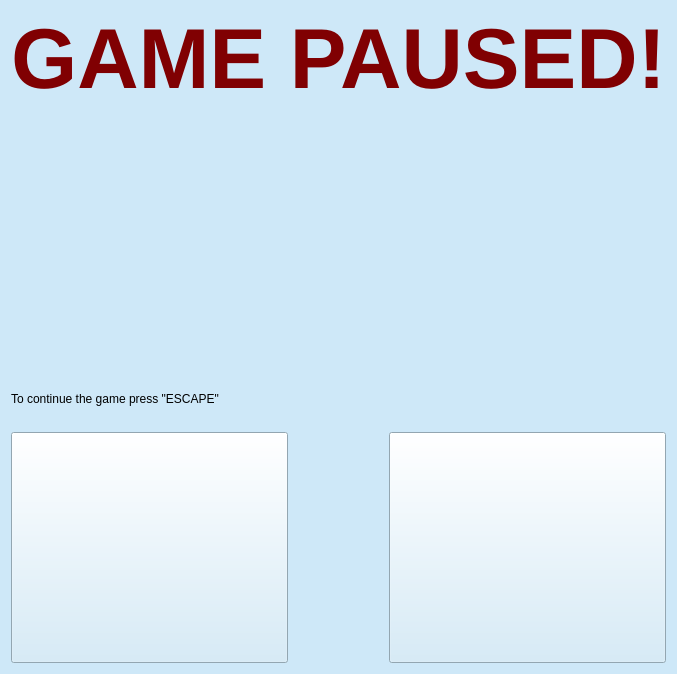
Above: WormsWar2/pause.ui from MarcoBiroli/Worms before the change. Below: the same form after it.
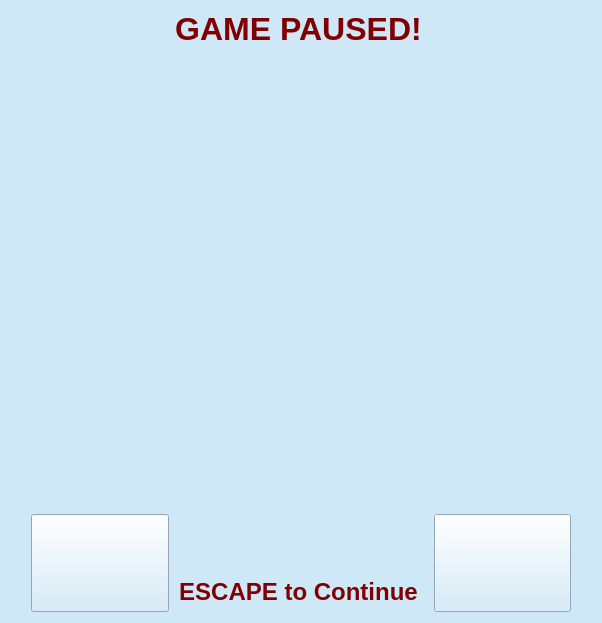
That is the form after the change. Icons and pictures are not drawn.

```diff
--- a/WormsWar2/pause.ui
+++ b/WormsWar2/pause.ui
@@ -6,8 +6,8 @@
    <rect>
     <x>0</x>
     <y>0</y>
-    <width>489</width>
-    <height>674</height>
+    <width>602</width>
+    <height>623</height>
    </rect>
   </property>
   <property name="windowTitle">
@@ -18,89 +18,172 @@
 </string>
   </property>
   <layout class="QGridLayout" name="gridLayout">
-   <item row="5" column="0">
-    <widget class="QLabel" name="label_3">
+   <item row="0" column="2">
+    <widget class="QLabel" name="label_2">
      <property name="text">
-      <string/>
+      <string>&lt;html&gt;&lt;head/&gt;&lt;body&gt;&lt;p align=&quot;center&quot;&gt;&lt;span style=&quot; font-size:24pt; font-weight:600; color:#800002;&quot;&gt;GAME PAUSED!&lt;/span&gt;&lt;/p&gt;&lt;/body&gt;&lt;/html&gt;</string>
      </property>
     </widget>
    </item>
-   <item row="12" column="0" colspan="6">
-    <widget class="QLabel" name="label_9">
-     <property name="text">
-      <string>To continue the game press &quot;ESCAPE&quot;</string>
+   <item row="1" column="5">
+    <spacer name="verticalSpacer">
+     <property name="orientation">
+      <enum>Qt::Vertical</enum>
      </property>
-    </widget>
-   </item>
-   <item row="14" column="0" colspan="3">
-    <widget class="QPushButton" name="mainButton">
-     <property name="sizePolicy">
-      <sizepolicy hsizetype="Minimum" vsizetype="MinimumExpanding">
-       <horstretch>0</horstretch>
-       <verstretch>0</verstretch>
-      </sizepolicy>
+     <property name="sizeHint" stdset="0">
+      <size>
+       <width>20</width>
+       <height>40</height>
+      </size>
      </property>
-     <property name="styleSheet">
-      <string notr="true">border-image: url(:/Images/menu/skip.png)</string>
-     </property>
-     <property name="text">
-      <string/>
-     </property>
-    </widget>
-   </item>
-   <item row="5" column="1">
-    <widget class="QLabel" name="label_6">
-     <property name="text">
-      <string/>
-     </property>
-    </widget>
-   </item>
-   <item row="5" column="6">
-    <widget class="QLabel" name="label_5">
-     <property name="text">
-      <string/>
-     </property>
-    </widget>
-   </item>
-   <item row="5" column="5">
-    <widget class="QLabel" name="label_7">
-     <property name="text">
-      <string/>
-     </property>
-    </widget>
-   </item>
-   <item row="5" column="4">
-    <widget class="QLabel" name="label_11">
-     <property name="text">
-      <string/>
-     </property>
-    </widget>
-   </item>
-   <item row="13" column="1">
-    <widget class="QLabel" name="label_12">
-     <property name="text">
-      <string/>
-     </property>
-    </widget>
-   </item>
-   <item row="10" column="0">
-    <widget class="QLabel" name="label_8">
-     <property name="text">
-      <string/>
-     </property>
-    </widget>
+    </spacer>
    </item>
    <item row="5" column="2">
-    <widget class="QLabel" name="label_10">
+    <spacer name="horizontalSpacer_2">
+     <property name="orientation">
+      <enum>Qt::Horizontal</enum>
+     </property>
+     <property name="sizeHint" stdset="0">
+      <size>
+       <width>40</width>
+       <height>20</height>
+      </size>
+     </property>
+    </spacer>
+   </item>
+   <item row="3" column="2">
+    <spacer name="horizontalSpacer">
+     <property name="orientation">
+      <enum>Qt::Horizontal</enum>
+     </property>
+     <property name="sizeHint" stdset="0">
+      <size>
+       <width>40</width>
+       <height>20</height>
+      </size>
+     </property>
+    </spacer>
+   </item>
+   <item row="1" column="1" colspan="4">
+    <widget class="QLabel" name="label">
+     <property name="sizePolicy">
+      <sizepolicy hsizetype="Expanding" vsizetype="Expanding">
+       <horstretch>0</horstretch>
+       <verstretch>0</verstretch>
+      </sizepolicy>
+     </property>
+     <property name="styleSheet">
+      <string notr="true">border-image: url(:/Images/menu/paused.png)</string>
+     </property>
      <property name="text">
       <string/>
      </property>
     </widget>
    </item>
-   <item row="14" column="4" colspan="3">
+   <item row="1" column="0">
+    <spacer name="verticalSpacer_2">
+     <property name="orientation">
+      <enum>Qt::Vertical</enum>
+     </property>
+     <property name="sizeHint" stdset="0">
+      <size>
+       <width>20</width>
+       <height>40</height>
+      </size>
+     </property>
+    </spacer>
+   </item>
+   <item row="6" column="5">
+    <spacer name="verticalSpacer_4">
+     <property name="orientation">
+      <enum>Qt::Vertical</enum>
+     </property>
+     <property name="sizeType">
+      <enum>QSizePolicy::Preferred</enum>
+     </property>
+     <property name="sizeHint" stdset="0">
+      <size>
+       <width>20</width>
+       <height>40</height>
+      </size>
+     </property>
+    </spacer>
+   </item>
+   <item row="6" column="0">
+    <spacer name="verticalSpacer_3">
+     <property name="orientation">
+      <enum>Qt::Vertical</enum>
+     </property>
+     <property name="sizeType">
+      <enum>QSizePolicy::Preferred</enum>
+     </property>
+     <property name="sizeHint" stdset="0">
+      <size>
+       <width>20</width>
+       <height>40</height>
+      </size>
+     </property>
+    </spacer>
+   </item>
+   <item row="2" column="2">
+    <spacer name="horizontalSpacer_3">
+     <property name="orientation">
+      <enum>Qt::Horizontal</enum>
+     </property>
+     <property name="sizeHint" stdset="0">
+      <size>
+       <width>40</width>
+       <height>20</height>
+      </size>
+     </property>
+    </spacer>
+   </item>
+   <item row="2" column="1">
+    <spacer name="horizontalSpacer_5">
+     <property name="orientation">
+      <enum>Qt::Horizontal</enum>
+     </property>
+     <property name="sizeHint" stdset="0">
+      <size>
+       <width>40</width>
+       <height>20</height>
+      </size>
+     </property>
+    </spacer>
+   </item>
+   <item row="3" column="1" rowspan="4">
+    <widget class="QPushButton" name="mainButton">
+     <property name="sizePolicy">
+      <sizepolicy hsizetype="Minimum" vsizetype="Preferred">
+       <horstretch>0</horstretch>
+       <verstretch>0</verstretch>
+      </sizepolicy>
+     </property>
+     <property name="styleSheet">
+      <string notr="true">border-image:url(:/Images/menu/skip.png)</string>
+     </property>
+     <property name="text">
+      <string/>
+     </property>
+    </widget>
+   </item>
+   <item row="2" column="4">
+    <spacer name="horizontalSpacer_6">
+     <property name="orientation">
+      <enum>Qt::Horizontal</enum>
+     </property>
+     <property name="sizeHint" stdset="0">
+      <size>
+       <width>40</width>
+       <height>20</height>
+      </size>
+     </property>
+    </spacer>
+   </item>
+   <item row="3" column="4" rowspan="4">
     <widget class="QPushButton" name="exitButton">
      <property name="sizePolicy">
-      <sizepolicy hsizetype="Minimum" vsizetype="Expanding">
+      <sizepolicy hsizetype="Minimum" vsizetype="Preferred">
        <horstretch>0</horstretch>
        <verstretch>0</verstretch>
       </sizepolicy>
@@ -113,32 +196,10 @@
      </property>
     </widget>
    </item>
-   <item row="6" column="1" colspan="5">
-    <widget class="QLabel" name="label_4">
-     <property name="sizePolicy">
-      <sizepolicy hsizetype="Minimum" vsizetype="Expanding">
-       <horstretch>0</horstretch>
-       <verstretch>0</verstretch>
-      </sizepolicy>
-     </property>
-     <property name="styleSheet">
-      <string notr="true">border-image:url(:/Images/menu/paused.png)</string>
-     </property>
+   <item row="6" column="2">
+    <widget class="QLabel" name="label_3">
      <property name="text">
-      <string>&lt;html&gt;&lt;head/&gt;&lt;body&gt;&lt;p&gt;&lt;br/&gt;&lt;/p&gt;&lt;/body&gt;&lt;/html&gt;</string>
-     </property>
-    </widget>
-   </item>
-   <item row="0" column="0" colspan="7">
-    <widget class="QLabel" name="label">
-     <property name="sizePolicy">
-      <sizepolicy hsizetype="Expanding" vsizetype="Minimum">
-       <horstretch>0</horstretch>
-       <verstretch>0</verstretch>
-      </sizepolicy>
-     </property>
-     <property name="text">
-      <string>&lt;html&gt;&lt;head/&gt;&lt;body&gt;&lt;p align=&quot;center&quot;&gt;&lt;span style=&quot; font-size:64pt; font-weight:600; color:#800002;&quot;&gt;GAME PAUSED!&lt;/span&gt;&lt;/p&gt;&lt;/body&gt;&lt;/html&gt;</string>
+      <string>&lt;html&gt;&lt;head/&gt;&lt;body&gt;&lt;p align=&quot;center&quot;&gt;&lt;span style=&quot; font-size:18pt; font-weight:600; color:#800002;&quot;&gt;ESCAPE to Continue&lt;/span&gt;&lt;/p&gt;&lt;/body&gt;&lt;/html&gt;</string>
      </property>
     </widget>
    </item>
```
